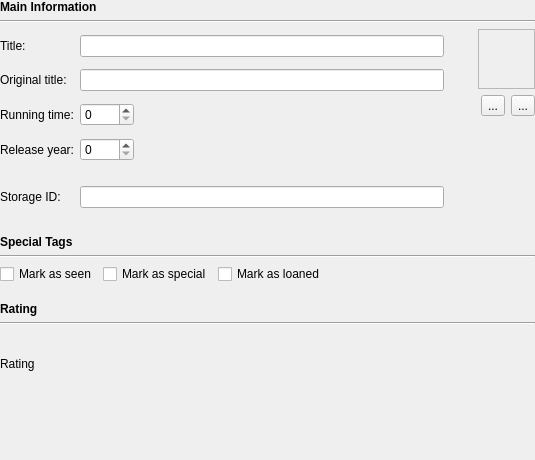
hippydream/movida, file src/movida/ui/maininfopage.ui: the form before one commit.
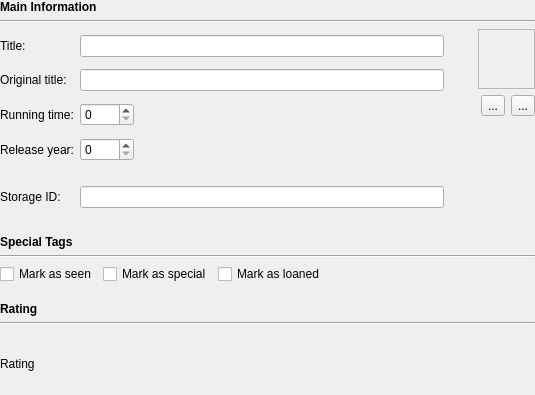
The form after the commit. Custom widgets are drawn as their Qt base class.

Commit message: Fixed dialog height.

Diff of the .ui file:
```diff
--- a/src/movida/ui/maininfopage.ui
+++ b/src/movida/ui/maininfopage.ui
@@ -6,7 +6,7 @@
     <x>0</x>
     <y>0</y>
     <width>535</width>
-    <height>460</height>
+    <height>395</height>
    </rect>
   </property>
   <property name="windowTitle" >
```
The commit also changes 1 other file.
